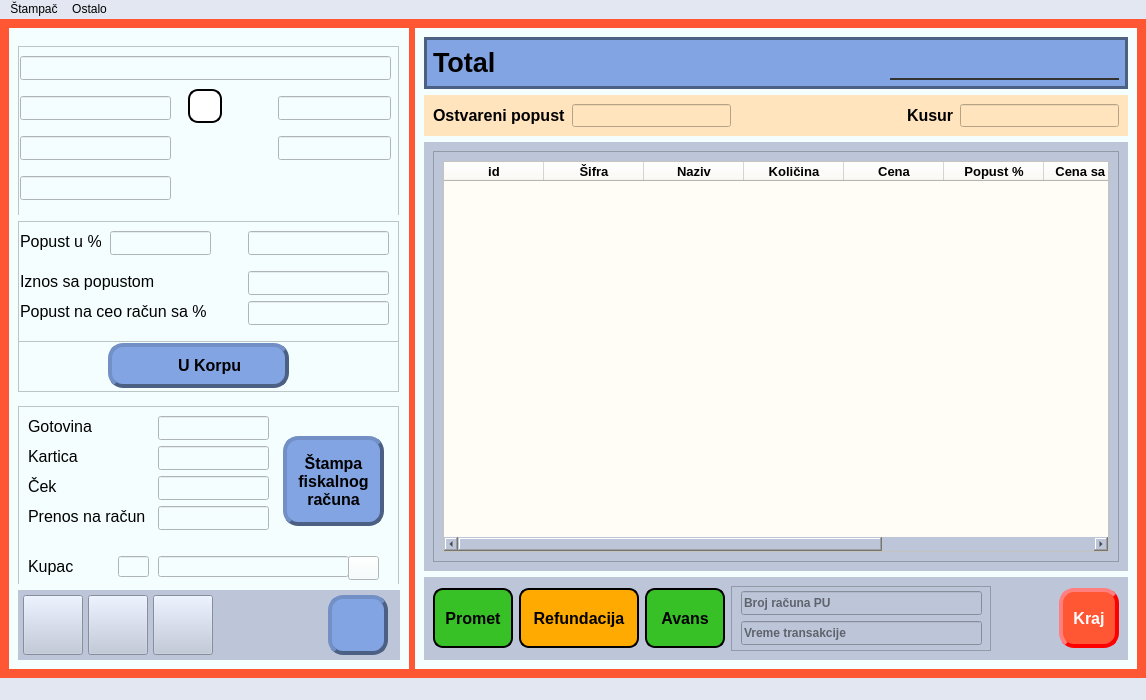
ljuba17/desktop_pos, file ui/main_window.ui: the form before one commit.
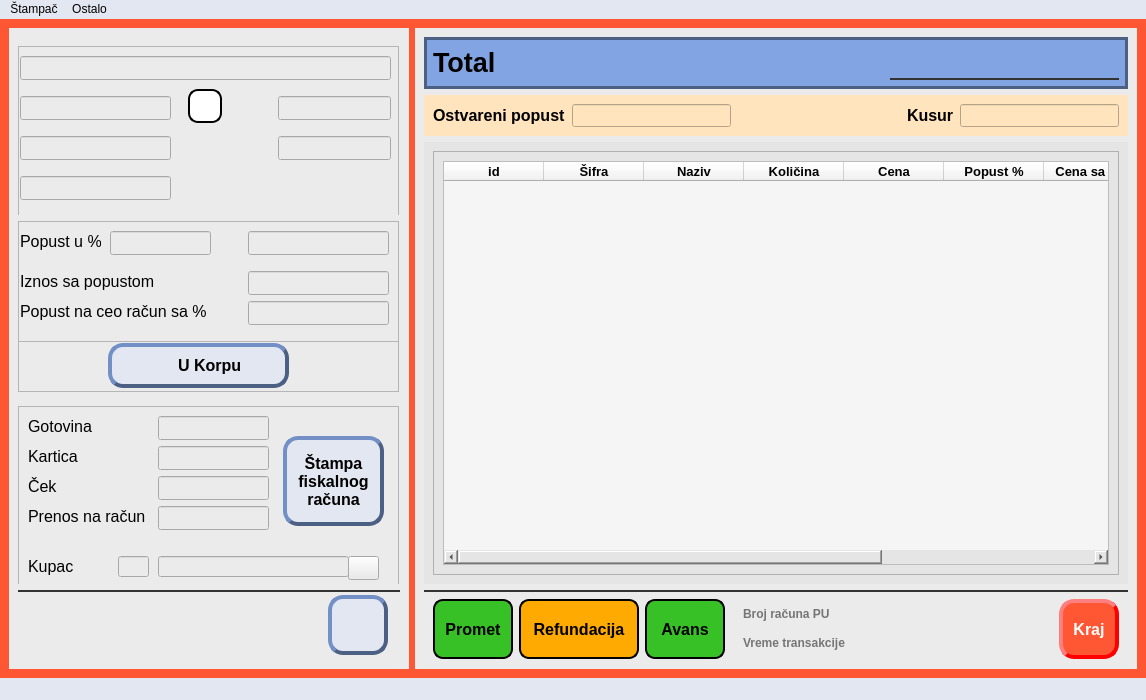
The form after the commit. Icons and pictures are not drawn.

Commit message: style: Izmena pozadine i stilizacija dugmadi na glavnom prozora.

```diff
--- a/ui/main_window.ui
+++ b/ui/main_window.ui
@@ -48,7 +48,7 @@
        </size>
       </property>
       <property name="styleSheet">
-       <string notr="true">background-color: #F5FEFF;</string>
+       <string notr="true">background-color: #ebebeb;</string>
       </property>
       <layout class="QVBoxLayout" name="verticalLayout">
        <item>
@@ -508,7 +508,7 @@
            </property>
            <property name="styleSheet">
             <string notr="true">QPushButton#btnKorpa {
-	background-color: #82a4e3;
+	background-color: #e3e7f1;
 	color: black;
     border-style:outset;
 	border-width:4px;
@@ -824,7 +824,7 @@
            </property>
            <property name="styleSheet">
             <string notr="true">QPushButton#btnStampa {
-	background-color: #82a4e3;
+	background-color: #e3e7f1;
 	color: black;
     border-style:outset;
 	border-width:4px;
@@ -928,8 +928,8 @@
           </size>
          </property>
          <property name="styleSheet">
-          <string notr="true">background-color: #bdc6d9;
-</string>
+          <string notr="true">border: 2px solid rgba(0, 0, 0, 0);
+border-top: 2px solid #333;</string>
          </property>
          <widget class="QPushButton" name="btnKupac1">
           <property name="geometry">
@@ -962,7 +962,7 @@
            <string>Kupac broj 1.</string>
           </property>
           <property name="styleSheet">
-           <string notr="true"/>
+           <string notr="true">border: none;</string>
           </property>
           <property name="text">
            <string/>
@@ -1009,7 +1009,7 @@
            <string>Kupac broj 2.</string>
           </property>
           <property name="styleSheet">
-           <string notr="true"/>
+           <string notr="true">border: none;</string>
           </property>
           <property name="text">
            <string/>
@@ -1056,7 +1056,7 @@
            <string>Kupac broj 3.</string>
           </property>
           <property name="styleSheet">
-           <string notr="true"/>
+           <string notr="true">border: none;</string>
           </property>
           <property name="text">
            <string/>
@@ -1104,7 +1104,7 @@
           </property>
           <property name="styleSheet">
            <string notr="true">QPushButton#btnIzaberiKupca {
-    background-color: #82a4e3;
+    background-color: #e3e7f1;
     color: white; /* Bela boja teksta */
     font-size: 20px; /* Veličina fonta */
     font-weight: bold; /* Podebljani tekst */
@@ -1147,7 +1147,7 @@
     <item>
      <widget class="QWidget" name="desniWidget" native="true">
       <property name="styleSheet">
-       <string notr="true">background-color: #F5FEFF;</string>
+       <string notr="true">background-color: #ebebeb;</string>
       </property>
       <layout class="QVBoxLayout" name="verticalLayout_2">
        <item>
@@ -1417,7 +1417,8 @@
           </sizepolicy>
          </property>
          <property name="styleSheet">
-          <string notr="true">background-color: #bdc6d9;</string>
+          <string notr="true">background-color:#e5e5e5;
+</string>
          </property>
          <layout class="QVBoxLayout" name="verticalLayout_3">
           <item>
@@ -1453,7 +1454,7 @@
                 <string>Tabela u kojoj su prikazane stavke računa.</string>
                </property>
                <property name="styleSheet">
-                <string notr="true">background-color: #FFFDF6;</string>
+                <string notr="true">background-color: #F5F5F5;</string>
                </property>
                <property name="rowCount">
                 <number>0</number>
@@ -1482,9 +1483,9 @@
                 </property>
                 <property name="background">
                  <color>
-                  <red>162</red>
-                  <green>196</green>
-                  <blue>224</blue>
+                  <red>239</red>
+                  <green>239</green>
+                  <blue>239</blue>
                  </color>
                 </property>
                 <property name="foreground">
@@ -1509,9 +1510,9 @@
                 </property>
                 <property name="background">
                  <color>
-                  <red>162</red>
-                  <green>196</green>
-                  <blue>224</blue>
+                  <red>239</red>
+                  <green>239</green>
+                  <blue>239</blue>
                  </color>
                 </property>
                 <property name="foreground">
@@ -1536,9 +1537,9 @@
                 </property>
                 <property name="background">
                  <color>
-                  <red>162</red>
-                  <green>196</green>
-                  <blue>224</blue>
+                  <red>239</red>
+                  <green>239</green>
+                  <blue>239</blue>
                  </color>
                 </property>
                 <property name="foreground">
@@ -1563,9 +1564,9 @@
                 </property>
                 <property name="background">
                  <color>
-                  <red>162</red>
-                  <green>196</green>
-                  <blue>224</blue>
+                  <red>239</red>
+                  <green>239</green>
+                  <blue>239</blue>
                  </color>
                 </property>
                 <property name="foreground">
@@ -1590,9 +1591,9 @@
                 </property>
                 <property name="background">
                  <color>
-                  <red>162</red>
-                  <green>196</green>
-                  <blue>224</blue>
+                  <red>239</red>
+                  <green>239</green>
+                  <blue>239</blue>
                  </color>
                 </property>
                 <property name="foreground">
@@ -1617,9 +1618,9 @@
                 </property>
                 <property name="background">
                  <color>
-                  <red>162</red>
-                  <green>196</green>
-                  <blue>224</blue>
+                  <red>239</red>
+                  <green>239</green>
+                  <blue>239</blue>
                  </color>
                 </property>
                 <property name="foreground">
@@ -1644,9 +1645,9 @@
                 </property>
                 <property name="background">
                  <color>
-                  <red>162</red>
-                  <green>196</green>
-                  <blue>224</blue>
+                  <red>239</red>
+                  <green>239</green>
+                  <blue>239</blue>
                  </color>
                 </property>
                 <property name="foreground">
@@ -1671,9 +1672,9 @@
                 </property>
                 <property name="background">
                  <color>
-                  <red>162</red>
-                  <green>196</green>
-                  <blue>224</blue>
+                  <red>239</red>
+                  <green>239</green>
+                  <blue>239</blue>
                  </color>
                 </property>
                 <property name="foreground">
@@ -1698,9 +1699,9 @@
                 </property>
                 <property name="background">
                  <color>
-                  <red>162</red>
-                  <green>196</green>
-                  <blue>224</blue>
+                  <red>239</red>
+                  <green>239</green>
+                  <blue>239</blue>
                  </color>
                 </property>
                 <property name="foreground">
@@ -1735,8 +1736,15 @@
            <height>70</height>
           </size>
          </property>
+         <property name="maximumSize">
+          <size>
+           <width>16777215</width>
+           <height>70</height>
+          </size>
+         </property>
          <property name="styleSheet">
-          <string notr="true">background-color: #bdc6d9;</string>
+          <string notr="true">border: 2px solid rgba(0, 0, 0, 0);
+border-top: 2px solid #333;</string>
          </property>
          <layout class="QHBoxLayout" name="horizontalLayout_2">
           <item>
@@ -1909,6 +1917,9 @@
               <height>65</height>
              </size>
             </property>
+            <property name="styleSheet">
+             <string notr="true">border: none;</string>
+            </property>
             <property name="frameShape">
              <enum>QFrame::StyledPanel</enum>
             </property>
@@ -1922,7 +1933,7 @@
              <property name="geometry">
               <rect>
                <x>10</x>
-               <y>5</y>
+               <y>3</y>
                <width>241</width>
                <height>24</height>
               </rect>
@@ -1936,6 +1947,9 @@
              <property name="statusTip">
               <string>Broj računa poreske uprave</string>
              </property>
+             <property name="styleSheet">
+              <string notr="true">border: none;</string>
+             </property>
              <property name="readOnly">
               <bool>true</bool>
              </property>
@@ -1950,7 +1964,7 @@
              <property name="geometry">
               <rect>
                <x>10</x>
-               <y>35</y>
+               <y>32</y>
                <width>241</width>
                <height>24</height>
               </rect>
@@ -1964,6 +1978,9 @@
              <property name="statusTip">
               <string>Vreme transakcije (štampe fiskalnog računa)</string>
              </property>
+             <property name="styleSheet">
+              <string notr="true">border: none;</string>
+             </property>
              <property name="readOnly">
               <bool>true</bool>
              </property>
```
Left out of the diff: 8 changed lines with no effect on the pictures. The commit also changes 3 other files.
